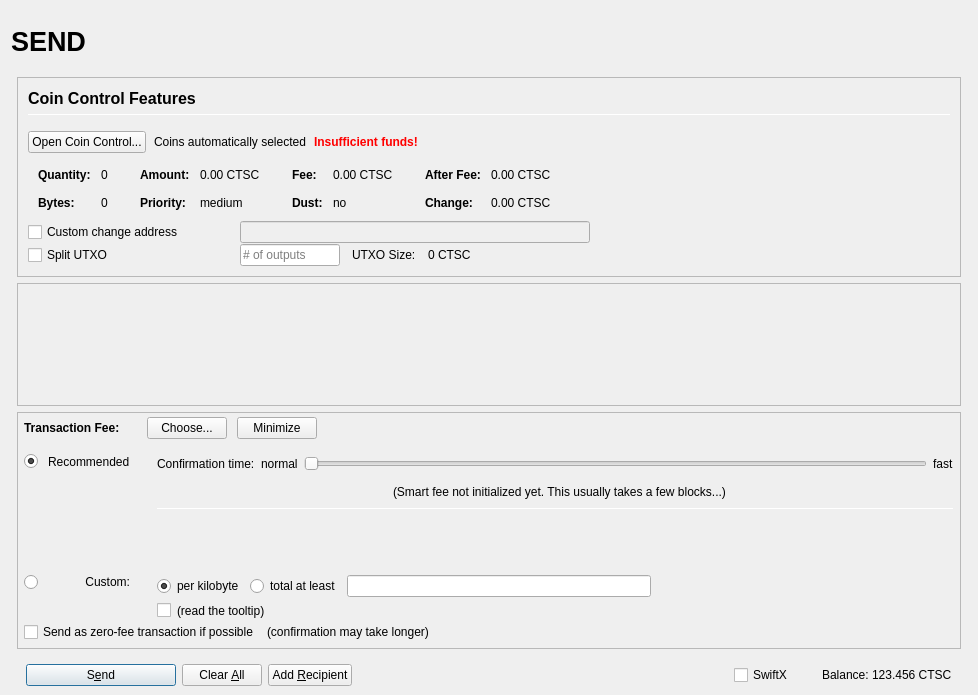
The window that src/qt/forms/sendcoinsdialog.ui (ctscoin/ctsc-core-v3) describes before a commit, drawn with Qt 5.
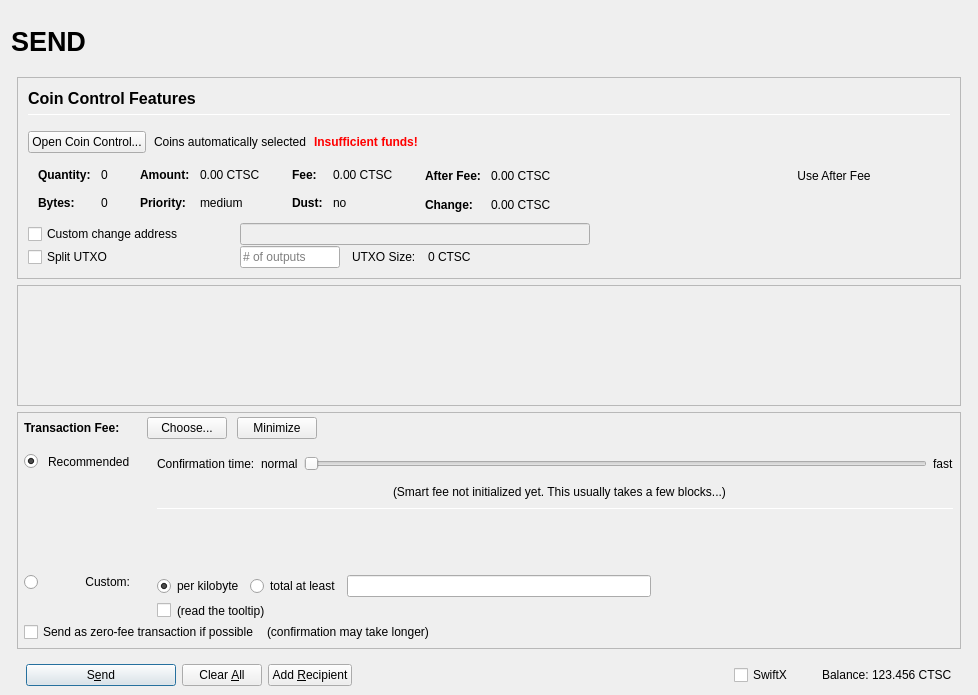
The same window after the commit. Icons and pictures are not drawn. Custom widgets are drawn as their Qt base class.

Patch:
```diff
--- a/src/qt/forms/sendcoinsdialog.ui
+++ b/src/qt/forms/sendcoinsdialog.ui
@@ -645,6 +645,8 @@
                       </widget>
                      </item>
                      <item row="0" column="1">
+                      <layout class="QHBoxLayout" name="horizontalLayout_3">
+                        <item>
                       <widget class="QLabel" name="labelCoinControlAfterFee">
                        <property name="cursor">
                         <cursorShape>IBeamCursor</cursorShape>
@@ -659,6 +661,42 @@
                         <set>Qt::LinksAccessibleByMouse|Qt::TextSelectableByKeyboard|Qt::TextSelectableByMouse</set>
                        </property>
                       </widget>
+                        </item>
+                        <item>
+                          <widget class="QPushButton" name="pushButton">
+                            <property name="sizePolicy">
+                              <sizepolicy hsizetype="Minimum" vsizetype="Minimum">
+                              <horstretch>0</horstretch>
+                              <verstretch>0</verstretch>
+                              </sizepolicy>
+                            </property>
+                            <property name="minimumSize">
+                              <size>
+                              <width>0</width>
+                              <height>0</height>
+                              </size>
+                            </property>
+                            <property name="maximumSize">
+                              <size>
+                              <width>16777215</width>
+                              <height>16777215</height>
+                              </size>
+                            </property>
+                            <property name="cursor">
+                              <cursorShape>PointingHandCursor</cursorShape>
+                            </property>
+                            <property name="styleSheet">
+                              <string notr="true">padding-top:0px; padding-bottom:0px; padding-left:3px; padding-right:3px; margin-left:5px;</string>
+                            </property>
+                            <property name="text">
+                              <string>Use After Fee</string>
+                            </property>
+                            <property name="flat">
+                              <bool>true</bool>
+                            </property>
+                          </widget>
+                        </item>
+                      </layout>
                      </item>
                      <item row="1" column="0">
                       <widget class="QLabel" name="labelCoinControlChangeText">
```
Lines whose indentation alone changed are shown as unchanged.
